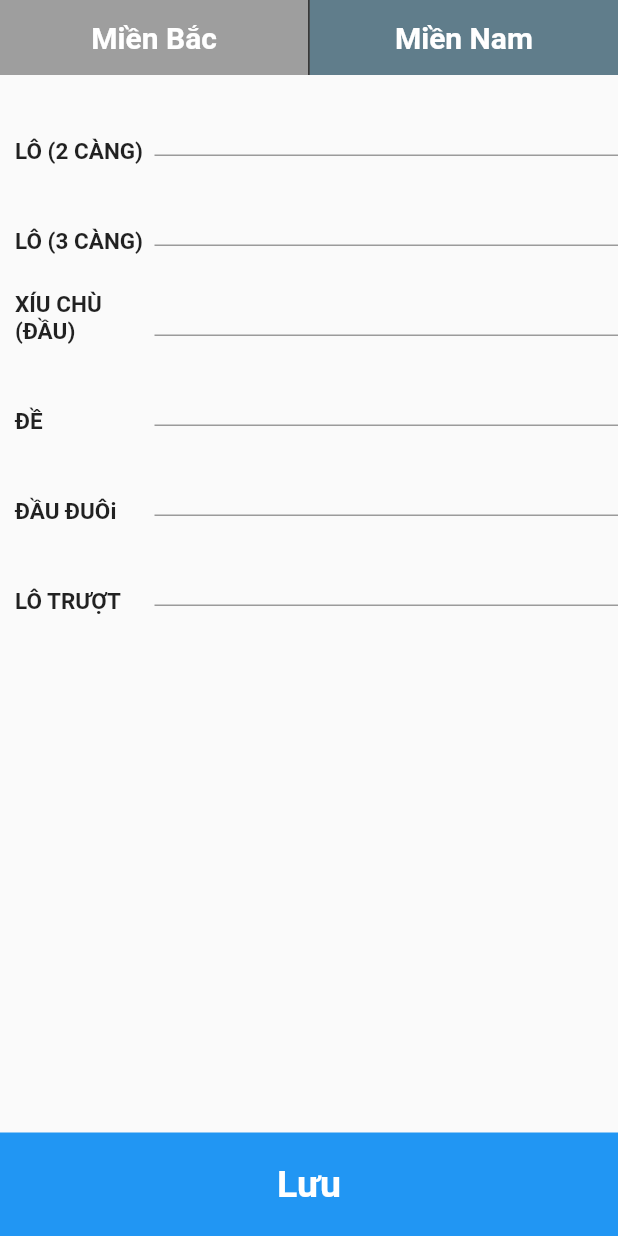
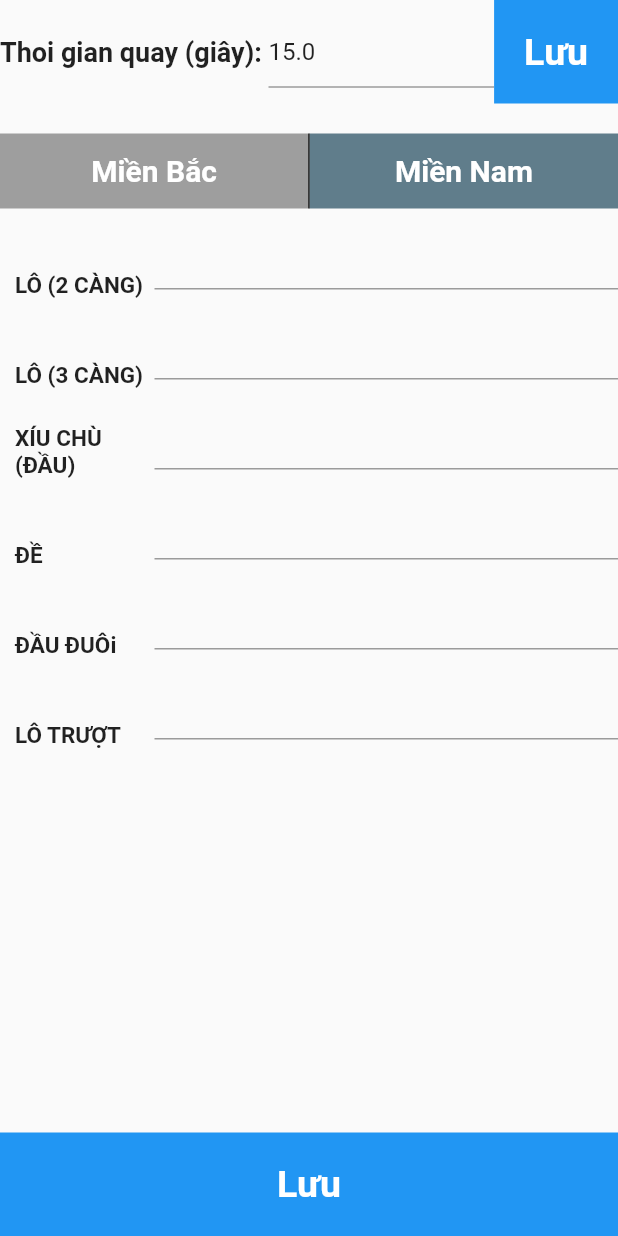
Before and after one commit to Hieuntdz/soicau-admin, a Flutter app: the screen it shows after launch, after a tap on "Miền Nam", on a phone screen of 412 x 824 dp. Run offline on Flutter 3.47's test engine with Material 2 defaults, Android fonts, the phone set to English and light mode, and no system bars; our stand-ins replace firebase_database, flutter_mobx, mobx, shared_preferences; accounts and stored records are empty; generated files the repository leaves out were written again.

Commit message:
done admin andorid

```diff
--- a/lib/main.dart
+++ b/lib/main.dart
@@ -1,12 +1,9 @@
 import 'dart:convert';
-
 import 'package:firebase_database/firebase_database.dart';
 import 'package:flutter/material.dart';
 import 'package:flutter_mobx/flutter_mobx.dart';
 import 'package:shared_preferences/shared_preferences.dart';
-import 'package:soicauadmin/const.dart';
 import 'package:soicauadmin/store/app_store.dart';
-
 import 'data.dart';
 
 void main() {
@@ -37,16 +34,14 @@ class MyHomePage extends StatefulWidget {
 }
 
 class _MyHomePageState extends State<MyHomePage> {
-  List<Data> listDataBac = Const.dataBAC;
-  List<Data> listDataNam = Const.dataNAM;
   final globalKey = GlobalKey<ScaffoldState>();
-  bool isBac = true;
 
   final dbRef = FirebaseDatabase.instance.reference().child("soicau");
 
   Future<SharedPreferences> _prefs = SharedPreferences.getInstance();
+  AppStore appStore = AppStore();
 
-  AppStore appStore = AppStore();
+  TextEditingController timeController = TextEditingController();
 
   @override
   void initState() {
@@ -68,7 +63,9 @@ class _MyHomePageState extends State<MyHomePage> {
             left: true,
             right: true,
             child: Observer(
-              builder: (context) => Container(
+              builder: (context) {
+                timeController.text = appStore.timeRandom.toString();
+                return  Container(
                   child: Column(
                     children: [
                       Expanded(
@@ -77,25 +74,61 @@ class _MyHomePageState extends State<MyHomePage> {
                           children: [
                             Row(
                               children: [
+                                Text("Thoi gian quay (giây): ",
+                                    style: TextStyle(
+                                        fontWeight: FontWeight.bold,
+                                        fontSize: 18)),
+                                Expanded(
+                                  flex: 1,
+                                  child: TextFormField(
+                                    controller: timeController,
+                                    keyboardType: TextInputType.number,
+                                  ),
+                                ),
+                                GestureDetector(
+                                  onTap: () {
+                                    saveTime(timeController);
+                                  },
+                                  child: Container(
+                                    alignment: Alignment.center,
+                                    color: Colors.blue,
+                                    padding: EdgeInsets.all(20),
+                                    child: Text(
+                                      "Lưu",
+                                      style: TextStyle(
+                                          fontWeight: FontWeight.bold,
+                                          color: Colors.white,
+                                          fontSize: 25),
+                                    ),
+                                  ),
+                                ),
+                              ],
+                            ),
+                            SizedBox(height: 20,),
+                            Row(
+                              children: [
                                 Expanded(
                                   flex: 1,
                                   child: GestureDetector(
                                       onTap: () {
-                                      if (!isBac) {
-                                        setState(() {
-                                          isBac = true;
-                                        });
+                                        if (!appStore.isBac) {
+                                          appStore.setIsBac(true);
                                         }
                                       },
                                       child: Container(
                                         alignment: Alignment.center,
                                         height: 50,
-                                      padding: EdgeInsets.only(top: 10, bottom: 10),
-                                      color: isBac ? Colors.blueGrey : Colors.grey,
+                                        padding:
+                                        EdgeInsets.only(top: 10, bottom: 10),
+                                        color: appStore.isBac
+                                            ? Colors.blueGrey
+                                            : Colors.grey,
                                         child: Text(
                                           "Miền Bắc",
-                                        style:
-                                            TextStyle(fontWeight: FontWeight.bold, color: Colors.white, fontSize: 20),
+                                          style: TextStyle(
+                                              fontWeight: FontWeight.bold,
+                                              color: Colors.white,
+                                              fontSize: 20),
                                         ),
                                       )),
                                 ),
@@ -108,21 +141,24 @@ class _MyHomePageState extends State<MyHomePage> {
                                   flex: 1,
                                   child: GestureDetector(
                                       onTap: () {
-                                      if (isBac) {
-                                        setState(() {
-                                          isBac = false;
-                                        });
+                                        if (appStore.isBac) {
+                                          appStore.setIsBac(false);
                                         }
                                       },
                                       child: Container(
                                         alignment: Alignment.center,
                                         height: 50,
-                                      padding: EdgeInsets.only(top: 10, bottom: 10),
-                                      color: !isBac ? Colors.blueGrey : Colors.grey,
+                                        padding:
+                                        EdgeInsets.only(top: 10, bottom: 10),
+                                        color: !appStore.isBac
+                                            ? Colors.blueGrey
+                                            : Colors.grey,
                                         child: Text(
                                           "Miền Nam",
-                                        style:
-                                            TextStyle(fontWeight: FontWeight.bold, color: Colors.white, fontSize: 20),
+                                          style: TextStyle(
+                                              fontWeight: FontWeight.bold,
+                                              color: Colors.white,
+                                              fontSize: 20),
                                         ),
                                       )),
                                 )
@@ -146,23 +182,30 @@ class _MyHomePageState extends State<MyHomePage> {
                           padding: EdgeInsets.all(20),
                           child: Text(
                             "Lưu",
-                          style: TextStyle(fontWeight: FontWeight.bold, color: Colors.white, fontSize: 25),
+                            style: TextStyle(
+                                fontWeight: FontWeight.bold,
+                                color: Colors.white,
+                                fontSize: 25),
                           ),
                         ),
                       ),
                     ],
                   ),
-              ),
+                );
+              },
             )));
   }
 
   Widget content() {
-    List<Data> listData = isBac ? listDataBac : listDataNam;
+    List<Data> listData =
+        appStore.isBac ? appStore.listDataBac : appStore.listDataNam;
     return Container(
       child: ListView.builder(
           itemCount: listData.length,
           itemBuilder: (context, index) {
             Data data = listData[index];
+            TextEditingController controller = new TextEditingController();
+            controller.text = data.value == null ? "" : data.value;
             return Container(
               height: 60,
               alignment: Alignment.center,
@@ -175,14 +218,15 @@ class _MyHomePageState extends State<MyHomePage> {
                       margin: EdgeInsets.only(left: 10),
                       child: Text(
                         data.name,
-                        style: TextStyle(fontWeight: FontWeight.bold, fontSize: 15),
+                        style: TextStyle(
+                            fontWeight: FontWeight.bold, fontSize: 15),
                       ),
                     ),
                   ),
                   Expanded(
                     flex: 3,
                     child: TextFormField(
-                      controller: new TextEditingController(),
+                      controller: controller,
                       onChanged: (valuex) {
                         data.value = valuex;
                       },
@@ -195,18 +239,36 @@ class _MyHomePageState extends State<MyHomePage> {
     );
   }
 
-  Future<void> save() async {
-    List<Data> dataList = isBac ? listDataBac : listDataNam;
-    String childName = isBac ? "BAC" : "NAM";
+  Future<void> save() {
+    List<Data> dataList =
+        appStore.isBac ? appStore.listDataBac : appStore.listDataNam;
+    String childName = appStore.isBac ? "BAC" : "NAM";
 
     var json = jsonEncode(dataList.map((e) => Data.toJson(e)).toList());
     print("DATTTTTTTTTTTTTTT ${json.toString()}");
-    SharedPreferences prefs = await SharedPreferences.getInstance();
-    prefs.setString(childName, json);
-    dbRef.child(childName).set(json).then((_) {
+    dbRef.child(childName).set(json).then((_)  {
       print("Success");
       final snackBar = SnackBar(content: Text('Lưu thành công!'));
       globalKey.currentState.showSnackBar(snackBar);
+      appStore.saveDataLocal(childName,json);
+    }).catchError((onError) {
+      print(onError);
+      final snackBar = SnackBar(content: Text('Lưu thất bại!'));
+      globalKey.currentState.showSnackBar(snackBar);
+    });
+  }
+
+  void saveTime(TextEditingController timeController) {
+
+    String value = timeController.text;
+    double time = double.parse(value);
+
+    print("MMMMMMMMMMMMMMMMMMMMMMMMMMMMMMMMMM");
+    dbRef.child("time").set(timeController.text).then((_) {
+      print("Success");
+      final snackBar = SnackBar(content: Text('Lưu thành công!'));
+      globalKey.currentState.showSnackBar(snackBar);
+      appStore.saveTimeLocal(time);
     }).catchError((onError) {
       print(onError);
       final snackBar = SnackBar(content: Text('Lưu thất bại!'));
--- /dev/null
+++ b/lib/store/app_store.dart
@@ -0,0 +1,88 @@
+import 'dart:convert';
+import 'package:mobx/mobx.dart';
+import 'package:shared_preferences/shared_preferences.dart';
+import '../const.dart';
+import '../data.dart';
+
+part 'app_store.g.dart';
+
+class AppStore = _AppStore with _$AppStore;
+
+abstract class _AppStore with Store {
+  @observable
+  ObservableList<Data> listDataBac = new ObservableList();
+
+  @observable
+  ObservableList<Data> listDataNam = new ObservableList();
+
+  @observable
+  bool isBac = true;
+
+  @observable
+  double timeRandom = 15;
+
+  @action
+  setIsBac(bool value) {
+    isBac = value;
+  }
+
+  @action
+  setTimeRandom(double value) {
+    this.timeRandom = timeRandom;
+  }
+
+  @action
+  loadLocal() async {
+    SharedPreferences prefs = await SharedPreferences.getInstance();
+    String dataBac = prefs.getString("BAC");
+    String dataNam = prefs.getString("NAM");
+
+    double time = prefs.getDouble("TIME");
+    if(time != null){
+      setTimeRandom(time);
+    }
+
+    if (dataBac != null && dataBac != "") {
+      List<Data> data =
+          (json.decode(dataBac) as List).map((i) => Data.fromJson(i)).toList();
+      if (data != null && data.length > 0) {
+        updateDataBac(data);
+      }
+    }
+
+    if (dataNam != null && dataNam != "") {
+      List<Data> data =
+          (json.decode(dataNam) as List).map((i) => Data.fromJson(i)).toList();
+      if (data != null && data.length > 0) {
+        updateDataNam(data);
+      }
+    }
+  }
+
+  @action
+  updateDataBac(List<Data> data) {
+    this.listDataBac.clear();
+    this.listDataBac.addAll(data);
+  }
+
+  @action
+  updateDataNam(List<Data> data) {
+    this.listDataNam.clear();
+    this.listDataNam.addAll(data);
+  }
+
+  _AppStore() {
+    updateDataBac(Const.dataBAC);
+    updateDataNam(Const.dataNAM);
+  }
+
+  Future<void> saveDataLocal(String childName, String json) async {
+    SharedPreferences prefs = await SharedPreferences.getInstance();
+    prefs.setString(childName, json);
+  }
+
+  saveTimeLocal(double time) async {
+    SharedPreferences prefs = await SharedPreferences.getInstance();
+    prefs.setDouble("TIME", time);
+  }
+}
```
Also changed, not shown: lib/store/app_store.g.dart (added), pubspec.lock. Lines whose indentation alone changed are shown as unchanged.
